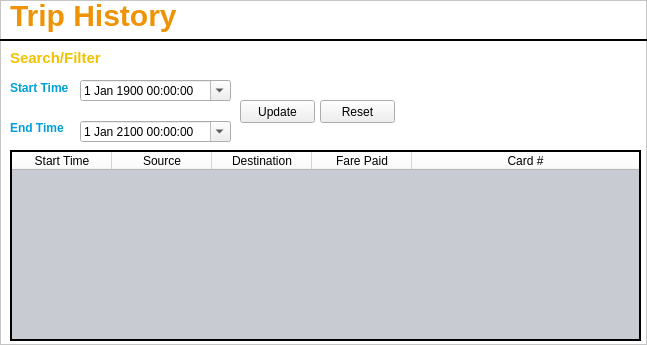
alishan-kaisani/CS4400-GUI, file app/ui/tripHistory.ui: the form before one commit.
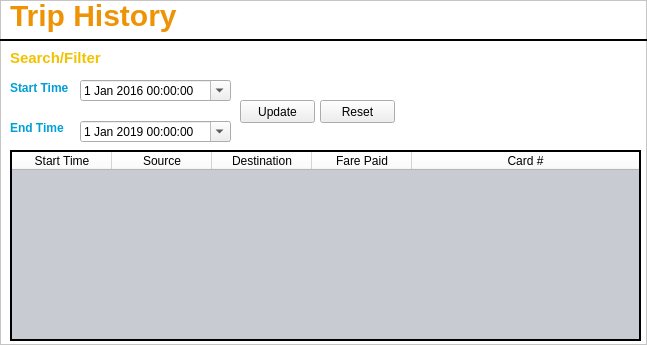
The form after the commit. Icons and pictures are not drawn.

```diff
--- a/app/ui/tripHistory.ui
+++ b/app/ui/tripHistory.ui
@@ -174,7 +174,7 @@
      <hour>0</hour>
      <minute>0</minute>
      <second>0</second>
-     <year>2100</year>
+     <year>2019</year>
      <month>1</month>
      <day>1</day>
     </datetime>
@@ -200,7 +200,7 @@
      <hour>0</hour>
      <minute>0</minute>
      <second>0</second>
-     <year>1900</year>
+     <year>2016</year>
      <month>1</month>
      <day>1</day>
     </datetime>
```
